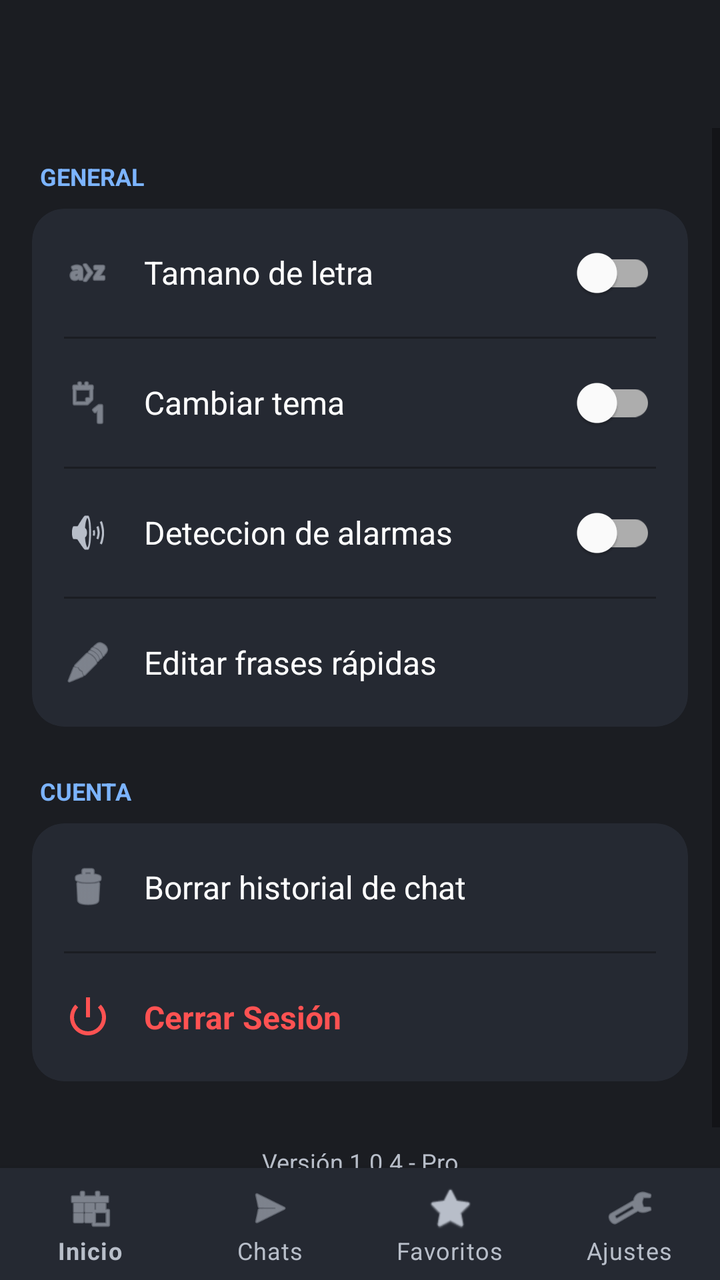
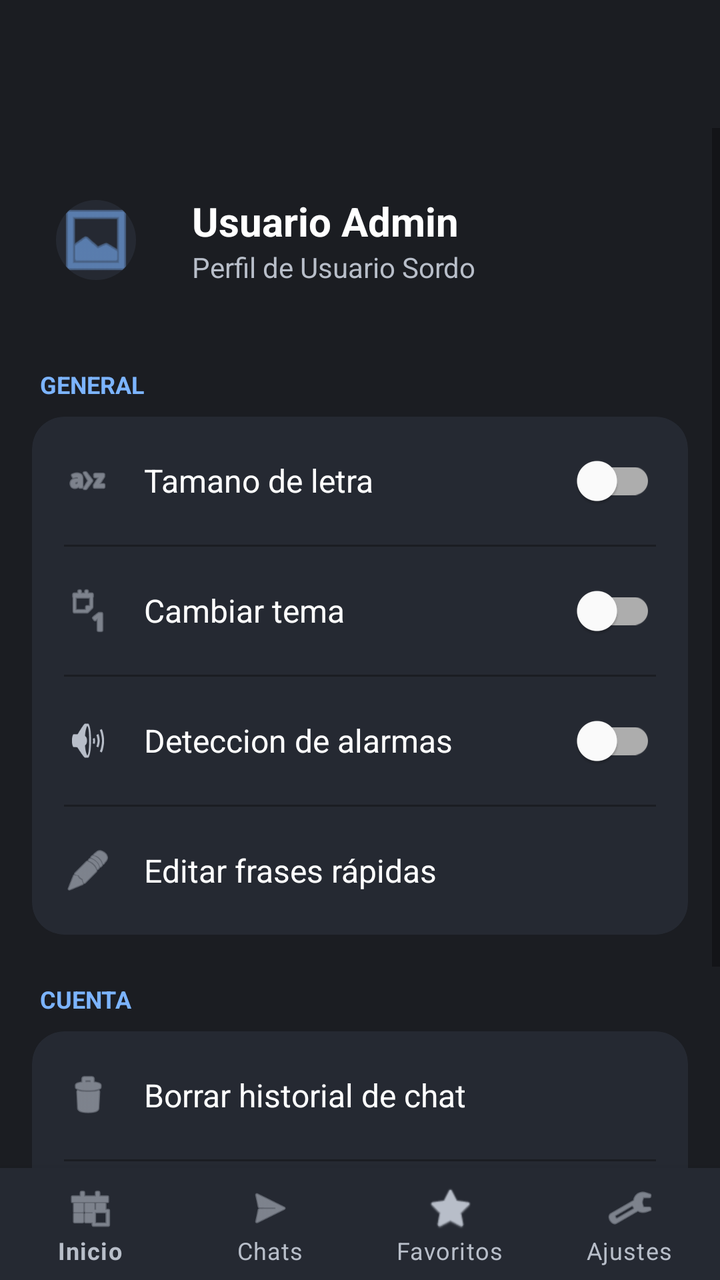

Screens rendered from an Android XML layout before and after an edit, with the pre-edit source and the edit as a unified diff.
<!-- AndroidManifest.xml: activity theme Theme.Speak2Read -->
<!-- res/layout/activity_settings.xml -->
<?xml version="1.0" encoding="utf-8"?>
<RelativeLayout xmlns:android="http://schemas.android.com/apk/res/android"
    xmlns:app="http://schemas.android.com/apk/res-auto"
    android:layout_width="match_parent"
    android:layout_height="match_parent"
    android:background="@color/s2r_background">

    <Toolbar
        android:id="@+id/toolbarSettings"
        android:layout_width="match_parent"
        android:layout_height="64dp"
        android:background="@color/s2r_background"
        app:title="@string/settings_title"
        app:titleTextColor="@color/s2r_text_primary" />

    <ScrollView
        android:layout_width="match_parent"
        android:layout_height="match_parent"
        android:layout_below="@id/toolbarSettings"
        android:layout_above="@id/bottom_navigation">

        <LinearLayout
            android:layout_width="match_parent"
            android:layout_height="wrap_content"
            android:orientation="vertical"
            android:padding="16dp">

            
            <TextView
                android:layout_width="wrap_content"
                android:layout_height="wrap_content"
                android:text="@string/settings_category_general"
                android:textColor="@color/s2r_accent"
                android:textSize="12sp"
                android:textStyle="bold"
                android:textAllCaps="true"
                android:layout_marginBottom="8dp"
                android:layout_marginStart="4dp"/>

            <com.google.android.material.card.MaterialCardView
                android:layout_width="match_parent"
                android:layout_height="wrap_content"
                app:cardBackgroundColor="@color/s2r_surface"
                app:cardCornerRadius="16dp"
                app:cardElevation="0dp"
                android:layout_marginBottom="24dp">

                <LinearLayout
                    android:layout_width="match_parent"
                    android:layout_height="wrap_content"
                    android:orientation="vertical">

                    
                    <LinearLayout
                        android:layout_width="match_parent"
                        android:layout_height="64dp"
                        android:gravity="center_vertical"
                        android:paddingHorizontal="16dp">
                        <ImageView
                            android:layout_width="24dp"
                            android:layout_height="24dp"
                            android:src="@android:drawable/ic_menu_sort_alphabetically"
                            app:tint="@color/s2r_text_secondary"/>
                        <TextView
                            android:layout_width="0dp"
                            android:layout_height="wrap_content"
                            android:layout_weight="1"
                            android:layout_marginStart="16dp"
                            android:text="@string/switch_tamano_letra"
                            android:textColor="@color/s2r_text_primary"
                            android:textSize="16sp" />
                        <com.google.android.material.switchmaterial.SwitchMaterial
                            android:id="@+id/swFontSize"
                            android:layout_width="wrap_content"
                            android:layout_height="wrap_content" />
                    </LinearLayout>

                    <View android:layout_width="match_parent" android:layout_height="1dp" android:background="@color/s2r_background" android:layout_marginHorizontal="16dp"/>

                    
                    <LinearLayout
                        android:layout_width="match_parent"
                        android:layout_height="64dp"
                        android:gravity="center_vertical"
                        android:paddingHorizontal="16dp">
                        <ImageView
                            android:layout_width="24dp"
                            android:layout_height="24dp"
                            android:src="@android:drawable/ic_menu_day"
                            app:tint="@color/s2r_text_secondary"/>
                        <TextView
                            android:layout_width="0dp"
                            android:layout_height="wrap_content"
                            android:layout_weight="1"
                            android:layout_marginStart="16dp"
                            android:text="@string/switch_cambiar_tema"
                            android:textColor="@color/s2r_text_primary"
                            android:textSize="16sp" />
                        <com.google.android.material.switchmaterial.SwitchMaterial
                            android:id="@+id/swTheme"
                            android:layout_width="wrap_content"
                            android:layout_height="wrap_content" />
                    </LinearLayout>

                    <View android:layout_width="match_parent" android:layout_height="1dp" android:background="@color/s2r_background" android:layout_marginHorizontal="16dp"/>

                    
                    <LinearLayout
                        android:layout_width="match_parent"
                        android:layout_height="64dp"
                        android:gravity="center_vertical"
                        android:paddingHorizontal="16dp">
                        <ImageView
                            android:layout_width="24dp"
                            android:layout_height="24dp"
                            android:src="@android:drawable/ic_lock_silent_mode_off"
                            app:tint="@color/s2r_text_secondary"/>
                        <TextView
                            android:layout_width="0dp"
                            android:layout_height="wrap_content"
                            android:layout_weight="1"
                            android:layout_marginStart="16dp"
                            android:text="@string/switch_deteccion_alarmas"
                            android:textColor="@color/s2r_text_primary"
                            android:textSize="16sp" />
                        <com.google.android.material.switchmaterial.SwitchMaterial
                            android:id="@+id/swAlarmDetection"
                            android:layout_width="wrap_content"
                            android:layout_height="wrap_content" />
                    </LinearLayout>

                    <View android:layout_width="match_parent" android:layout_height="1dp" android:background="@color/s2r_background" android:layout_marginHorizontal="16dp"/>

                    
                    <LinearLayout
                        android:id="@+id/btnCustomRepliesLayout"
                        android:layout_width="match_parent"
                        android:layout_height="64dp"
                        android:gravity="center_vertical"
                        android:paddingHorizontal="16dp"
                        android:clickable="true"
                        android:focusable="true"
                        android:background="?attr/selectableItemBackground">
                        <ImageView
                            android:layout_width="24dp"
                            android:layout_height="24dp"
                            android:src="@android:drawable/ic_menu_edit"
                            app:tint="@color/s2r_text_secondary"/>
                        <TextView
                            android:layout_width="match_parent"
                            android:layout_height="wrap_content"
                            android:layout_marginStart="16dp"
                            android:text="Editar frases rápidas"
                            android:textColor="@color/s2r_text_primary"
                            android:textSize="16sp" />
                    </LinearLayout>
                </LinearLayout>
            </com.google.android.material.card.MaterialCardView>

            
            <TextView
                android:layout_width="wrap_content"
                android:layout_height="wrap_content"
                android:text="@string/settings_category_account"
                android:textColor="@color/s2r_accent"
                android:textSize="12sp"
                android:textStyle="bold"
                android:textAllCaps="true"
                android:layout_marginBottom="8dp"
                android:layout_marginStart="4dp"/>

            <com.google.android.material.card.MaterialCardView
                android:layout_width="match_parent"
                android:layout_height="wrap_content"
                app:cardBackgroundColor="@color/s2r_surface"
                app:cardCornerRadius="16dp"
                app:cardElevation="0dp"
                android:layout_marginBottom="24dp">

                <LinearLayout
                    android:layout_width="match_parent"
                    android:layout_height="wrap_content"
                    android:orientation="vertical">

                    
                    <LinearLayout
                        android:id="@+id/btnClearHistoryLayout"
                        android:layout_width="match_parent"
                        android:layout_height="64dp"
                        android:gravity="center_vertical"
                        android:paddingHorizontal="16dp"
                        android:clickable="true"
                        android:focusable="true"
                        android:background="?attr/selectableItemBackground">
                        <ImageView
                            android:layout_width="24dp"
                            android:layout_height="24dp"
                            android:src="@android:drawable/ic_menu_delete"
                            app:tint="@color/s2r_text_secondary"/>
                        <TextView
                            android:layout_width="match_parent"
                            android:layout_height="wrap_content"
                            android:layout_marginStart="16dp"
                            android:text="@string/settings_clear_history"
                            android:textColor="@color/s2r_text_primary"
                            android:textSize="16sp" />
                    </LinearLayout>

                    <View android:layout_width="match_parent" android:layout_height="1dp" android:background="@color/s2r_background" android:layout_marginHorizontal="16dp"/>

                    
                    <LinearLayout
                        android:id="@+id/btnLogoutLayout"
                        android:layout_width="match_parent"
                        android:layout_height="64dp"
                        android:gravity="center_vertical"
                        android:paddingHorizontal="16dp"
                        android:clickable="true"
                        android:focusable="true"
                        android:background="?attr/selectableItemBackground">
                        <ImageView
                            android:layout_width="24dp"
                            android:layout_height="24dp"
                            android:src="@android:drawable/ic_lock_power_off"
                            app:tint="@color/s2r_alert"/>
                        <TextView
                            android:layout_width="match_parent"
                            android:layout_height="wrap_content"
                            android:layout_marginStart="16dp"
                            android:text="@string/settings_logout_btn"
                            android:textColor="@color/s2r_alert"
                            android:textSize="16sp"
                            android:textStyle="bold" />
                    </LinearLayout>
                </LinearLayout>
            </com.google.android.material.card.MaterialCardView>

            
            <TextView
                android:layout_width="match_parent"
                android:layout_height="wrap_content"
                android:gravity="center"
                android:text="@string/settings_app_version"
                android:textColor="@color/s2r_text_secondary"
                android:textSize="12sp"
                android:layout_marginTop="8dp"/>

        </LinearLayout>
    </ScrollView>

    <com.google.android.material.bottomnavigation.BottomNavigationView
        android:id="@+id/bottom_navigation"
        android:layout_width="match_parent"
        android:layout_height="wrap_content"
        android:layout_alignParentBottom="true"
        android:background="@color/s2r_surface"
        app:itemIconTint="@color/s2r_text_secondary"
        app:itemTextColor="@color/s2r_text_secondary"
        app:labelVisibilityMode="labeled"
        app:menu="@menu/bottom_nav_menu" />

</RelativeLayout>
<!-- resources referenced by this layout -->
<resources>
  <color name="s2r_accent">#7CB4FF</color>
  <color name="s2r_alert">#FF5252</color>
  <color name="s2r_background">#1B1D22</color>
  <color name="s2r_surface">#252932</color>
  <color name="s2r_text_primary">#FFFFFF</color>
  <color name="s2r_text_secondary">#B8BEC9</color>
  <string name="settings_app_version">Versión 1.0.4 - Pro</string>
  <string name="settings_category_account">Cuenta</string>
  <string name="settings_category_general">General</string>
  <string name="settings_clear_history">Borrar historial de chat</string>
  <string name="settings_logout_btn">Cerrar Sesión</string>
  <string name="settings_title">Configuracion</string>
  <string name="switch_cambiar_tema">Cambiar tema</string>
  <string name="switch_deteccion_alarmas">Deteccion de alarmas</string>
  <string name="switch_tamano_letra">Tamano de letra</string>
  <style name="Theme.Speak2Read" parent="Theme.MaterialComponents.DayNight.NoActionBar">
          <item name="colorPrimary">@color/s2r_bubble_usuario</item>
          <item name="colorPrimaryVariant">@color/s2r_bubble_usuario</item>
          <item name="colorOnPrimary">@color/white</item>
          <item name="android:windowBackground">@color/s2r_background</item>
          <item name="android:colorBackground">@color/s2r_background</item>
          <item name="android:textColorPrimary">@color/s2r_text_primary</item>
          <item name="android:textColor">@color/s2r_text_primary</item>
      </style>
  <color name="s2r_bubble_usuario">#4F8CFF</color>
  <color name="white">#FFFFFFFF</color>
</resources>

<!-- the commit's change to res/layout/activity_settings.xml (unified diff, before → after) -->
@@ -24,6 +24,44 @@
             android:layout_height="wrap_content"
             android:orientation="vertical"
             android:padding="16dp">
+
+            
+            <LinearLayout
+                android:layout_width="match_parent"
+                android:layout_height="wrap_content"
+                android:orientation="horizontal"
+                android:gravity="center_vertical"
+                android:layout_marginBottom="32dp"
+                android:layout_marginTop="8dp">
+                <com.google.android.material.imageview.ShapeableImageView
+                    android:layout_width="64dp"
+                    android:layout_height="64dp"
+                    android:src="@android:drawable/ic_menu_gallery"
+                    app:shapeAppearanceOverlay="@style/CircleImage"
+                    android:background="@color/s2r_surface"
+                    android:padding="12dp"
+                    app:tint="@color/s2r_accent"/>
+                <LinearLayout
+                    android:layout_width="wrap_content"
+                    android:layout_height="wrap_content"
+                    android:orientation="vertical"
+                    android:layout_marginStart="16dp">
+                    <TextView
+                        android:id="@+id/tvUserName"
+                        android:layout_width="wrap_content"
+                        android:layout_height="wrap_content"
+                        android:text="Usuario Admin"
+                        android:textColor="@color/s2r_text_primary"
+                        android:textSize="20sp"
+                        android:textStyle="bold"/>
+                    <TextView
+                        android:layout_width="wrap_content"
+                        android:layout_height="wrap_content"
+                        android:text="Perfil de Usuario Sordo"
+                        android:textColor="@color/s2r_text_secondary"
+                        android:textSize="14sp"/>
+                </LinearLayout>
+            </LinearLayout>
 
             
             <TextView
<!-- resource entries referenced after the edit -->
@@ -15,6 +15,9 @@
   <string name="switch_cambiar_tema">Cambiar tema</string>
   <string name="switch_deteccion_alarmas">Deteccion de alarmas</string>
   <string name="switch_tamano_letra">Tamano de letra</string>
+  <style name="CircleImage">
+          <item name="cornerSize">50%</item>
+      </style>
   <style name="Theme.Speak2Read" parent="Theme.MaterialComponents.DayNight.NoActionBar">
           <item name="colorPrimary">@color/s2r_bubble_usuario</item>
           <item name="colorPrimaryVariant">@color/s2r_bubble_usuario</item>
